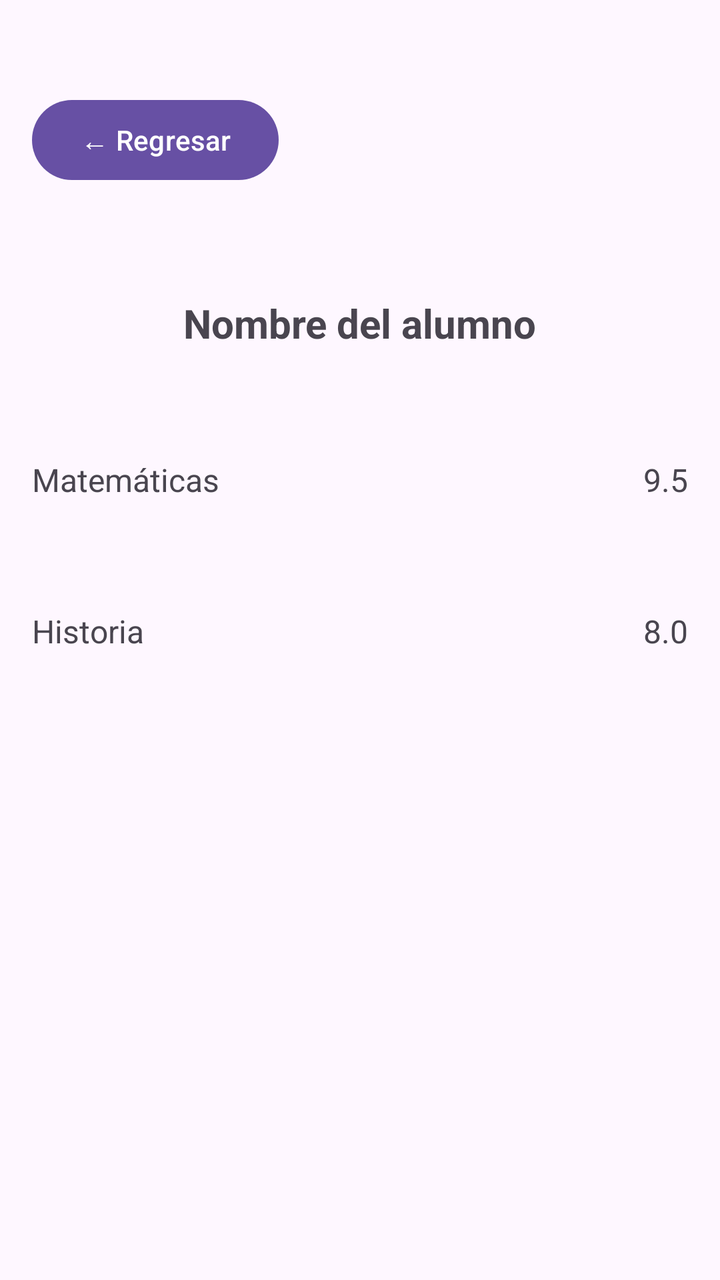
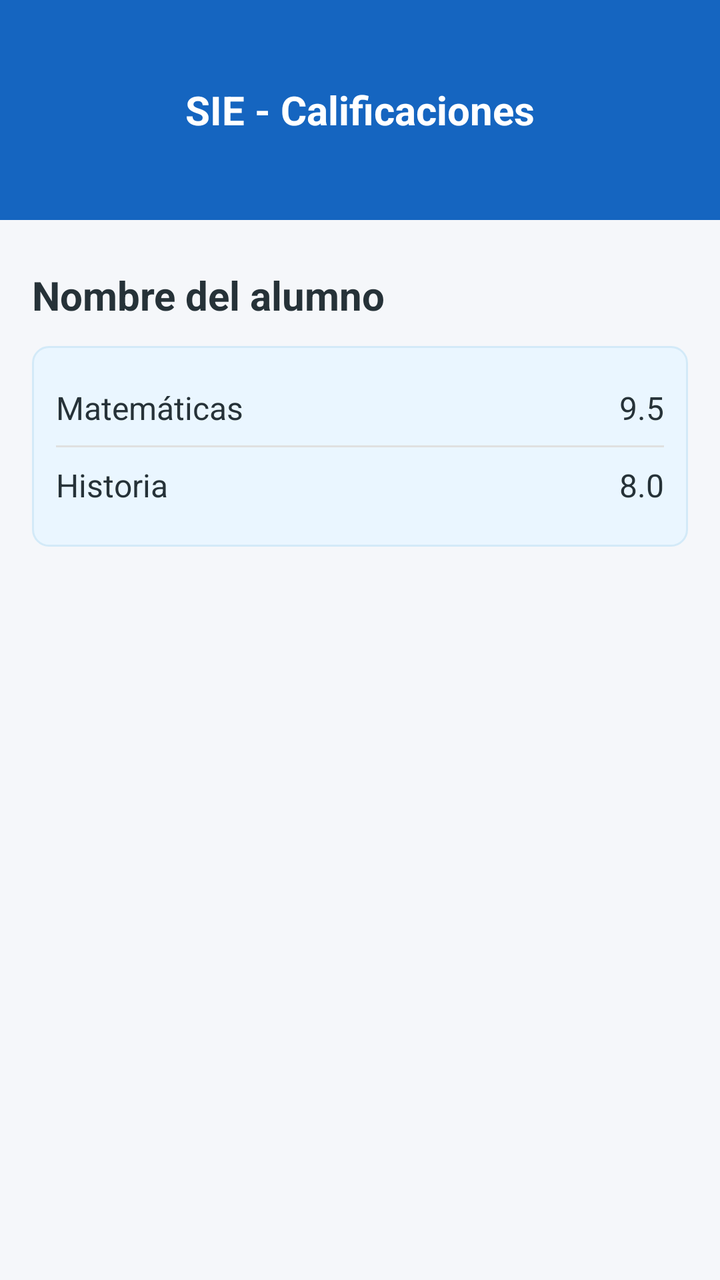

Compare the two renders of this Android layout. The source of the first and the diff that turns it into the second are given below.
<!-- AndroidManifest.xml: application theme Theme.ExamenUnidad4 -->
<!-- res/layout/vista_calificaciones.xml -->
<?xml version="1.0" encoding="utf-8"?>
<RelativeLayout xmlns:android="http://schemas.android.com/apk/res/android"
    android:layout_width="match_parent"
    android:layout_height="match_parent"
    android:padding="16dp">

    <Button
        android:id="@+id/btnRegresarCalificaciones"
        android:layout_width="wrap_content"
        android:layout_height="wrap_content"
        android:text="← Regresar"
        android:layout_alignParentStart="true"
        android:layout_marginTop="30dp" />

    <TextView
        android:id="@+id/textAlumno"
        android:layout_width="wrap_content"
        android:layout_below="@id/btnRegresarCalificaciones"
        android:layout_height="wrap_content"
        android:layout_marginTop="54dp"
        android:layout_centerHorizontal="true"
        android:text="Nombre del alumno"
        android:textSize="20sp"
        android:textStyle="bold" />

    <TextView
        android:id="@+id/textMateria1"
        android:layout_width="wrap_content"
        android:layout_below="@id/textAlumno"
        android:layout_height="wrap_content"
        android:layout_alignParentStart="true"
        android:layout_marginTop="54dp"
        android:text="Matemáticas"
        android:textSize="16sp" />

    <TextView
        android:id="@+id/textCalificacion1"
        android:layout_width="wrap_content"
        android:layout_below="@id/textAlumno"
        android:layout_height="wrap_content"
        android:layout_alignTop="@id/textMateria1"
        android:layout_alignParentEnd="true"
        android:text="9.5"
        android:textSize="16sp" />

    <TextView
        android:id="@+id/textMateria2"
        android:layout_width="wrap_content"
        android:layout_height="wrap_content"
        android:layout_alignParentStart="true"
        android:layout_below="@id/textMateria1"
        android:layout_marginTop="54dp"
        android:text="Historia"
        android:textSize="16sp" />

    <TextView
        android:id="@+id/textCalificacion2"
        android:layout_width="wrap_content"
        android:layout_height="wrap_content"
        android:layout_alignParentEnd="true"
        android:layout_alignTop="@id/textMateria2"
        android:text="8.0"
        android:textSize="16sp" />


</RelativeLayout>
<!-- resources referenced by this layout -->
<resources>
  <style name="Theme.ExamenUnidad4" parent="Base.Theme.ExamenUnidad4" />
  <style name="Base.Theme.ExamenUnidad4" parent="Theme.Material3.DayNight.NoActionBar">
          
          
      </style>
</resources>

<!-- the commit's change to res/layout/vista_calificaciones.xml (unified diff, before → after) -->
@@ -1,66 +1,119 @@
 <?xml version="1.0" encoding="utf-8"?>
-<RelativeLayout xmlns:android="http://schemas.android.com/apk/res/android"
+<LinearLayout xmlns:android="http://schemas.android.com/apk/res/android"
     android:layout_width="match_parent"
     android:layout_height="match_parent"
-    android:padding="16dp">
+    android:orientation="vertical"
+    android:background="@color/bg">
 
-    <Button
-        android:id="@+id/btnRegresarCalificaciones"
-        android:layout_width="wrap_content"
-        android:layout_height="wrap_content"
-        android:text="← Regresar"
-        android:layout_alignParentStart="true"
-        android:layout_marginTop="30dp" />
+    
+    <LinearLayout
+        android:layout_width="match_parent"
+        android:layout_height="110dp"
+        android:background="@color/primary"
+        android:orientation="vertical"
+        android:gravity="center"
+        android:padding="16dp">
 
-    <TextView
-        android:id="@+id/textAlumno"
-        android:layout_width="wrap_content"
-        android:layout_below="@id/btnRegresarCalificaciones"
-        android:layout_height="wrap_content"
-        android:layout_marginTop="54dp"
-        android:layout_centerHorizontal="true"
-        android:text="Nombre del alumno"
-        android:textSize="20sp"
-        android:textStyle="bold" />
+        <TextView
+            android:id="@+id/headerCalificaciones"
+            android:layout_width="wrap_content"
+            android:layout_height="wrap_content"
+            android:text="SIE - Calificaciones"
+            android:textColor="@color/card_bg"
+            android:textSize="20sp"
+            android:textStyle="bold" />
+    </LinearLayout>
 
-    <TextView
-        android:id="@+id/textMateria1"
-        android:layout_width="wrap_content"
-        android:layout_below="@id/textAlumno"
-        android:layout_height="wrap_content"
-        android:layout_alignParentStart="true"
-        android:layout_marginTop="54dp"
-        android:text="Matemáticas"
-        android:textSize="16sp" />
+    <ScrollView
+        android:layout_width="match_parent"
+        android:layout_height="0dp"
+        android:layout_weight="1"
+        android:fillViewport="true">
 
-    <TextView
-        android:id="@+id/textCalificacion1"
-        android:layout_width="wrap_content"
-        android:layout_below="@id/textAlumno"
-        android:layout_height="wrap_content"
-        android:layout_alignTop="@id/textMateria1"
-        android:layout_alignParentEnd="true"
-        android:text="9.5"
-        android:textSize="16sp" />
+        <LinearLayout
+            android:layout_width="match_parent"
+            android:layout_height="match_parent"
+            android:orientation="vertical"
+            android:padding="16dp"
+            android:gravity="top">
 
-    <TextView
-        android:id="@+id/textMateria2"
-        android:layout_width="wrap_content"
-        android:layout_height="wrap_content"
-        android:layout_alignParentStart="true"
-        android:layout_below="@id/textMateria1"
-        android:layout_marginTop="54dp"
-        android:text="Historia"
-        android:textSize="16sp" />
+            <TextView
+                android:id="@+id/textAlumno"
+                android:layout_width="match_parent"
+                android:layout_height="wrap_content"
+                android:layout_marginTop="8dp"
+                android:gravity="start"
+                android:text="Nombre del alumno"
+                android:textSize="20sp"
+                android:textStyle="bold"
+                android:textColor="@color/table_text" />
 
-    <TextView
-        android:id="@+id/textCalificacion2"
-        android:layout_width="wrap_content"
-        android:layout_height="wrap_content"
-        android:layout_alignParentEnd="true"
-        android:layout_alignTop="@id/textMateria2"
-        android:text="8.0"
-        android:textSize="16sp" />
+            <LinearLayout
+                android:id="@+id/gradesContainer"
+                android:layout_width="match_parent"
+                android:layout_height="wrap_content"
+                android:orientation="vertical"
+                android:layout_marginTop="12dp"
+                android:padding="12dp"
+                android:background="@drawable/table_card_bg">
 
+                <LinearLayout
+                    android:layout_width="match_parent"
+                    android:layout_height="wrap_content"
+                    android:orientation="horizontal"
+                    android:paddingTop="8dp"
+                    android:paddingBottom="8dp">
 
-</RelativeLayout>
+                    <TextView
+                        android:id="@+id/textMateria1"
+                        android:layout_width="0dp"
+                        android:layout_height="wrap_content"
+                        android:layout_weight="1"
+                        android:text="Matemáticas"
+                        android:textSize="16sp"
+                        android:textColor="@color/table_text" />
+
+                    <TextView
+                        android:id="@+id/textCalificacion1"
+                        android:layout_width="wrap_content"
+                        android:layout_height="wrap_content"
+                        android:text="9.5"
+                        android:textSize="16sp"
+                        android:textColor="@color/table_text" />
+                </LinearLayout>
+
+                <View
+                    android:layout_width="match_parent"
+                    android:layout_height="1dp"
+                    android:background="#E0E0E0" />
+
+                <LinearLayout
+                    android:layout_width="match_parent"
+                    android:layout_height="wrap_content"
+                    android:orientation="horizontal"
+                    android:paddingTop="8dp"
+                    android:paddingBottom="8dp">
+
+                    <TextView
+                        android:id="@+id/textMateria2"
+                        android:layout_width="0dp"
+                        android:layout_height="wrap_content"
+                        android:layout_weight="1"
+                        android:text="Historia"
+                        android:textSize="16sp"
+                        android:textColor="@color/table_text" />
+
+                    <TextView
+                        android:id="@+id/textCalificacion2"
+                        android:layout_width="wrap_content"
+                        android:layout_height="wrap_content"
+                        android:text="8.0"
+                        android:textSize="16sp"
+                        android:textColor="@color/table_text" />
+                </LinearLayout>
+            </LinearLayout>
+
+        </LinearLayout>
+    </ScrollView>
+
+</LinearLayout>
<!-- resource entries referenced after the edit -->
@@ -1,6 +1,21 @@
 <!-- resources referenced by this layout -->
 <resources>
+  <color name="bg">#F5F7FA</color>
+  <color name="card_bg">#FFFFFF</color>
+  <color name="primary">#1565C0</color>
+  <color name="table_text">#263238</color>
+  <!-- drawable table_card_bg (drawable) -->
+  <?xml version="1.0" encoding="utf-8"?>
+  <shape xmlns:android="http://schemas.android.com/apk/res/android"
+      android:shape="rectangle">
+      <solid android:color="@color/table_bg" />
+      <stroke android:width="1dp" android:color="@color/table_border" />
+      <corners android:radius="8dp" />
+      <padding android:left="8dp" android:top="8dp" android:right="8dp" android:bottom="8dp" />
+  </shape>
   <style name="Theme.ExamenUnidad4" parent="Base.Theme.ExamenUnidad4" />
+  <color name="table_bg">#EAF6FF</color>
+  <color name="table_border">#D3EAF8</color>
   <style name="Base.Theme.ExamenUnidad4" parent="Theme.Material3.DayNight.NoActionBar">
           
           
